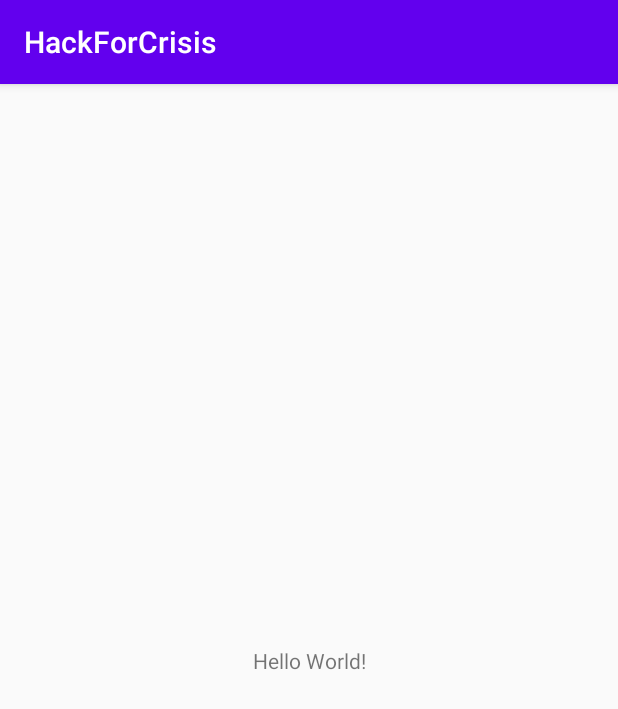
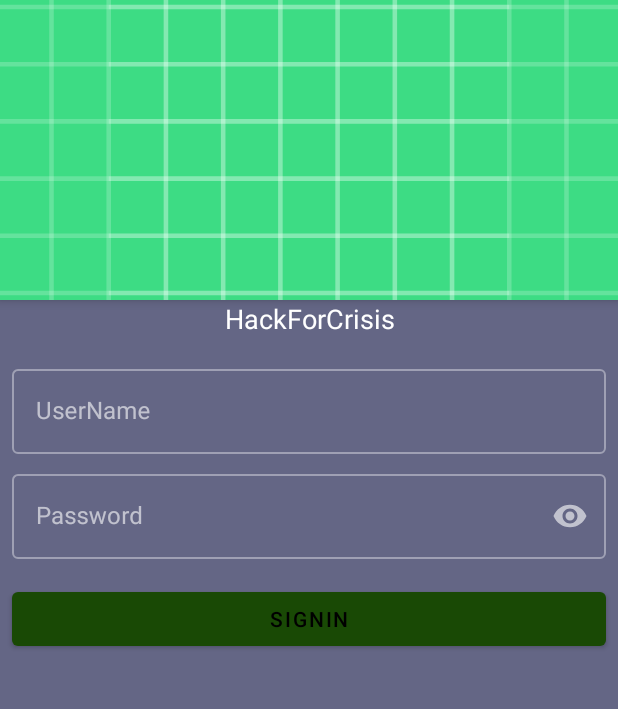
Before and after one commit to Nidulus/infection-tracker, an Android app: the screen it shows after launch (MainActivity), on a phone screen of 412 x 824 dp. Shown: the top 709 px of the screen. Run offline under Robolectric (Android 15) with nearby library versions, the phone set to English and light mode, and no system bars.

Commit message:
Android: Login Layout

```diff
--- a/HackForCrisisAndroid/app/build.gradle
+++ b/HackForCrisisAndroid/app/build.gradle
@@ -22,15 +22,15 @@ android {
             proguardFiles getDefaultProguardFile('proguard-android-optimize.txt'), 'proguard-rules.pro'
         }
     }
-
 }
 
 dependencies {
     implementation fileTree(dir: 'libs', include: ['*.jar'])
     implementation "org.jetbrains.kotlin:kotlin-stdlib-jdk7:$kotlin_version"
-    implementation 'androidx.appcompat:appcompat:1.0.2'
-    implementation 'androidx.core:core-ktx:1.0.2'
+    implementation 'androidx.appcompat:appcompat:1.1.0'
+    implementation 'androidx.core:core-ktx:1.2.0'
     implementation 'androidx.constraintlayout:constraintlayout:1.1.3'
+    implementation 'com.google.android.material:material:1.2.0-alpha05'
 
     /*Koin*/
     implementation "org.koin:koin-android:2.1.5"
@@ -46,6 +46,4 @@ dependencies {
     testImplementation "org.koin:koin-test:2.1.5"
     androidTestImplementation 'androidx.test.ext:junit:1.1.1'
     androidTestImplementation 'androidx.test.espresso:espresso-core:3.2.0'
-
-
 }
--- a/HackForCrisisAndroid/app/src/main/res/layout/activity_main.xml
+++ b/HackForCrisisAndroid/app/src/main/res/layout/activity_main.xml
@@ -1,18 +1,116 @@
 <?xml version="1.0" encoding="utf-8"?>
-<androidx.constraintlayout.widget.ConstraintLayout xmlns:android="http://schemas.android.com/apk/res/android"
+<androidx.coordinatorlayout.widget.CoordinatorLayout xmlns:android="http://schemas.android.com/apk/res/android"
     xmlns:app="http://schemas.android.com/apk/res-auto"
-    xmlns:tools="http://schemas.android.com/tools"
+    android:id="@+id/loginCoordinator"
     android:layout_width="match_parent"
     android:layout_height="match_parent"
-    tools:context=".MainActivity">
+    android:background="@color/backgroundColor">
 
-    <TextView
-        android:layout_width="wrap_content"
+    <androidx.core.widget.NestedScrollView
+        android:layout_width="match_parent"
         android:layout_height="wrap_content"
-        android:text="Hello World!"
-        app:layout_constraintBottom_toBottomOf="parent"
-        app:layout_constraintLeft_toLeftOf="parent"
-        app:layout_constraintRight_toRightOf="parent"
-        app:layout_constraintTop_toTopOf="parent" />
+        app:layout_behavior="@string/appbar_scrolling_view_behavior">
 
-</androidx.constraintlayout.widget.ConstraintLayout>
+        <LinearLayout
+            android:layout_width="match_parent"
+            android:layout_height="wrap_content"
+            android:layout_gravity="bottom|end"
+            android:focusable="true"
+            android:focusableInTouchMode="true"
+            android:orientation="vertical">
+
+            <com.google.android.material.appbar.AppBarLayout
+                android:layout_width="match_parent"
+                android:layout_height="@dimen/toolbar_height"
+                android:fitsSystemWindows="true">
+
+                <com.google.android.material.appbar.CollapsingToolbarLayout
+                    android:layout_width="match_parent"
+                    android:layout_height="match_parent"
+                    app:contentScrim="@color/backgroundColor"
+                    app:expandedTitleGravity="center"
+                    app:layout_scrollFlags="snap|enterAlways">
+
+                    <ImageView
+                        android:layout_width="match_parent"
+                        android:layout_height="match_parent"
+                        android:scaleType="centerCrop"
+                        android:src="@drawable/ic_launcher_background"
+                        app:layout_collapseMode="parallax"
+                        app:layout_collapseParallaxMultiplier="0.5" />
+
+                    <androidx.appcompat.widget.Toolbar
+                        android:id="@+id/toolbarLogin"
+                        android:layout_width="match_parent"
+                        android:layout_height="?attr/actionBarSize"
+                        app:layout_collapseMode="pin"
+                        app:titleTextColor="#FFF" />
+
+                </com.google.android.material.appbar.CollapsingToolbarLayout>
+            </com.google.android.material.appbar.AppBarLayout>
+
+            <TextView
+                android:layout_width="match_parent"
+                android:layout_height="wrap_content"
+                android:layout_marginLeft="@dimen/medium_margin"
+                android:layout_marginRight="@dimen/medium_margin"
+                android:text="@string/login_welcome"
+                android:textAlignment="center"
+                android:textAppearance="@style/TextAppearance.AppCompat.Medium"
+                android:textColor="@android:color/white" />
+
+            <com.google.android.material.textfield.TextInputLayout
+                android:id="@+id/inputUsername"
+                style="@style/Widget.MaterialComponents.TextInputLayout.OutlinedBox"
+                android:layout_width="match_parent"
+                android:layout_height="wrap_content"
+                android:layout_marginLeft="@dimen/medium_margin"
+                android:layout_marginTop="@dimen/large_margin"
+                android:layout_marginRight="@dimen/medium_margin"
+                android:layout_marginBottom="@dimen/medium_margin"
+                android:hint="@string/username"
+                android:nextFocusDown="@id/inputPassword">
+
+                <com.google.android.material.textfield.TextInputEditText
+                    android:layout_width="match_parent"
+                    android:layout_height="wrap_content"
+                    android:inputType="textPersonName" />
+            </com.google.android.material.textfield.TextInputLayout>
+
+            <com.google.android.material.textfield.TextInputLayout
+                android:id="@+id/inputPassword"
+                style="@style/Widget.MaterialComponents.TextInputLayout.OutlinedBox"
+                android:layout_width="match_parent"
+                android:layout_height="wrap_content"
+                android:layout_marginLeft="@dimen/medium_margin"
+                android:layout_marginRight="@dimen/medium_margin"
+                android:layout_marginBottom="@dimen/large_margin"
+                android:hint="@string/password"
+                app:endIconMode="password_toggle">
+
+                <com.google.android.material.textfield.TextInputEditText
+                    android:layout_width="match_parent"
+                    android:layout_height="wrap_content"
+                    android:imeOptions="actionDone"
+                    android:inputType="textPassword" />
+            </com.google.android.material.textfield.TextInputLayout>
+
+            <com.google.android.material.button.MaterialButton
+                android:id="@+id/btn_signin"
+                android:layout_width="match_parent"
+                android:layout_height="wrap_content"
+                android:layout_marginLeft="@dimen/medium_margin"
+                android:layout_marginRight="@dimen/medium_margin"
+                android:layout_marginBottom="@dimen/medium_margin"
+                android:onClick="signin"
+                android:text="@string/signin" />
+
+            <ProgressBar
+                android:id="@+id/progressbar"
+                android:layout_width="wrap_content"
+                android:layout_height="wrap_content"
+                android:layout_gravity="center"
+                android:visibility="gone" />
+        </LinearLayout>
+    </androidx.core.widget.NestedScrollView>
+</androidx.coordinatorlayout.widget.CoordinatorLayout>
--- a/HackForCrisisAndroid/app/src/main/res/values/colors.xml
+++ b/HackForCrisisAndroid/app/src/main/res/values/colors.xml
@@ -1,6 +1,6 @@
 <?xml version="1.0" encoding="utf-8"?>
 <resources>
-    <color name="colorPrimary">#6200EE</color>
-    <color name="colorPrimaryDark">#3700B3</color>
+    <color name="borderColor">#194905</color>
+    <color name="backgroundColor">#646685</color>
     <color name="colorAccent">#03DAC5</color>
 </resources>
--- /dev/null
+++ b/HackForCrisisAndroid/app/src/main/res/values/dimens.xml
@@ -0,0 +1,6 @@
+<?xml version="1.0" encoding="utf-8"?>
+<resources>
+    <dimen name="toolbar_height">200dp</dimen>
+    <dimen name="medium_margin">8dp</dimen>
+    <dimen name="large_margin">16dp</dimen>
+</resources>
--- a/HackForCrisisAndroid/app/src/main/res/values/strings.xml
+++ b/HackForCrisisAndroid/app/src/main/res/values/strings.xml
@@ -1,3 +1,8 @@
 <resources>
     <string name="app_name">HackForCrisis</string>
+    <string name="login_welcome">HackForCrisis</string>
+    <string name="username">UserName</string>
+    <string name="password">Password</string>
+    <string name="signin">SignIn</string>
+    <string name="signup">SignUp</string>
 </resources>
--- a/HackForCrisisAndroid/app/src/main/res/values/styles.xml
+++ b/HackForCrisisAndroid/app/src/main/res/values/styles.xml
@@ -1,11 +1,13 @@
 <resources>
 
     <!-- Base application theme. -->
-    <style name="AppTheme" parent="Theme.AppCompat.Light.DarkActionBar">
+    <style name="AppTheme" parent="Theme.MaterialComponents.NoActionBar">
         <!-- Customize your theme here. -->
-        <item name="colorPrimary">@color/colorPrimary</item>
-        <item name="colorPrimaryDark">@color/colorPrimaryDark</item>
+        <item name="colorPrimary">@color/borderColor</item>
+        <item name="colorPrimaryDark">@color/backgroundColor</item>
         <item name="colorAccent">@color/colorAccent</item>
+        <item name="actionMenuTextColor">@android:color/white</item>
+        <item name="android:actionMenuTextColor">@android:color/white</item>
     </style>
 
 </resources>
```
